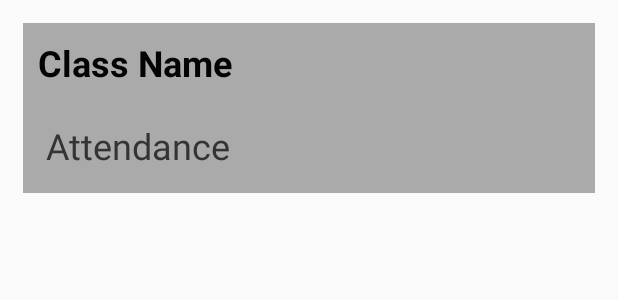
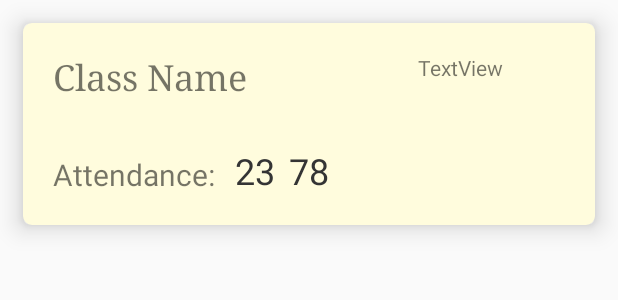
Before and after one commit to Shivamdhuria/AttendanceKeeper, an Android app: the layout list_row.xml on its own in the app's theme, with its tools: preview values and no code run, on a phone screen of 412 x 824 dp. Shown: the top 300 px of the screen. Run offline under Robolectric (Android 15) with nearby library versions, the phone set to English and light mode, and no system bars.

Commit message:
Extracting name from class                                      Diplaying name and number in listview                                      Spacng in listview                                      listview view

```diff
--- a/app/build.gradle
+++ b/app/build.gradle
@@ -31,4 +31,7 @@ dependencies {
     compile 'com.snappydb:snappydb-lib:0.5.2'
     compile 'com.esotericsoftware.kryo:kryo:2.24.0'
     compile 'com.google.code.gson:gson:2.8.2'
+    //graph lib
+
+
 }
--- a/app/src/main/java/com/elixer/attendancekeeper/ListViewAdapter.java
+++ b/app/src/main/java/com/elixer/attendancekeeper/ListViewAdapter.java
@@ -25,6 +25,9 @@ public class ListViewAdapter extends ArrayAdapter<Class> {
     //the layout resource file for the list items
     int resource;
 
+    TextView textActivity2;
+
+
     //constructor initializing the values
     public ListViewAdapter(Context context, int resource, List<Class> classList) {
         super(context, resource, classList);
@@ -40,6 +43,9 @@ public class ListViewAdapter extends ArrayAdapter<Class> {
 
         //we need to get the view of the xml for our list item
         //And for this we need a layoutinflater
+
+
+
         LayoutInflater layoutInflater = LayoutInflater.from(context);
 
         //getting the view
@@ -49,7 +55,16 @@ public class ListViewAdapter extends ArrayAdapter<Class> {
        // ImageView imageView = view.findViewById(R.id.imageView);
         TextView textViewName = view.findViewById(R.id.className);
         TextView textViewCurrent = view.findViewById(R.id.attendance);
+        TextView textViewTotal  = view.findViewById(R.id.attendancetotal);
       //  Button buttonDelete = view.findViewById(R.id.buttonDelete);
+
+
+
+
+      //  final TextView textPercentage = (TextView) view.findViewById(R.id.textViewPercentage);
+      //  final TextView textPercentage = (TextView) findViewById(R.id.textPercentage);
+
+
 
         //getting the hero of the specified position
        Class classes = classList.get(position);
@@ -58,6 +73,9 @@ public class ListViewAdapter extends ArrayAdapter<Class> {
       //  imageView.setImageDrawable(context.getResources().getDrawable(hero.getImage()));
         textViewName.setText(classes.getName());
         textViewCurrent.setText(Integer.toString(classes.getCurrent()));
+        textViewTotal.setText("/"+Integer.toString(classes.getTotal()));
+
+
 
 
         return view;
@@ -66,6 +84,4 @@ public class ListViewAdapter extends ArrayAdapter<Class> {
 
 
 
-
-
 }
--- /dev/null
+++ b/app/src/main/res/drawable/custom_shape.xml
@@ -0,0 +1,7 @@
+<shape xmlns:android="http://schemas.android.com/apk/res/android">
+    <stroke android:width="4dp" android:color="#fffcdd" />
+    <padding android:left="7dp" android:top="7dp"
+        android:right="7dp" android:bottom="7dp" />
+    <corners android:radius="4dp" />
+    <solid android:color="#fffcdd" />
+</shape>
--- a/app/src/main/res/layout/content_main.xml
+++ b/app/src/main/res/layout/content_main.xml
@@ -12,7 +12,8 @@
     app:layout_behavior="@string/appbar_scrolling_view_behavior"
     tools:context="com.elixer.attendancekeeper.MainActivity"
     tools:showIn="@layout/app_bar_main"
-    android:padding="0dp">
+    android:padding="0dp"
+    android:background="@android:color/white">
 
     <ListView
         android:id="@+id/listview"
@@ -22,7 +23,10 @@
         android:listSelector="@drawable/list_selector"
         android:layout_alignParentTop="true"
         android:layout_alignParentStart="true"
-        android:layout_margin="10dp"
         android:divider="@android:color/transparent"
-        android:dividerHeight="10.0sp"/>
+        android:dividerHeight="20.0sp"
+        android:layout_marginLeft="10dp"
+        android:layout_marginRight="10dp"
+        android:layout_marginTop="10dp"
+        android:layout_alignParentBottom="true" />
 </RelativeLayout>
--- a/app/src/main/res/layout/list_row.xml
+++ b/app/src/main/res/layout/list_row.xml
@@ -3,13 +3,16 @@
 <RelativeLayout xmlns:android="http://schemas.android.com/apk/res/android"
     android:layout_width="fill_parent"
     android:layout_height="wrap_content"
-    android:background="@android:color/darker_gray"
+    xmlns:app="http://schemas.android.com/apk/res-auto"
+    android:background="@drawable/custom_shape"
     android:orientation="horizontal"
-    android:padding="10dp"
+    android:padding="20dp"
     android:paddingLeft="10dp"
     android:paddingRight="10dp"
     android:layout_margin="15dp"
-    android:layout_marginBottom="30dp">
+    android:layout_marginBottom="30dp"
+    android:elevation="10dp"
+    android:paddingBottom="10dp">
 
 
 
@@ -17,34 +20,69 @@
 
     <!-- Artist Name -->
 
+
+    <TextView
+        android:text="Attendance:"
+        android:layout_width="wrap_content"
+        android:layout_height="wrap_content"
+        android:id="@+id/textView10"
+        android:textSize="20sp"
+        android:layout_below="@+id/className"
+        android:layout_alignParentStart="true"
+        android:layout_marginTop="36dp" />
+
     <TextView
         android:id="@+id/className"
         android:layout_width="wrap_content"
         android:layout_height="wrap_content"
 
         android:text="Class Name"
-        android:textColor="#040404"
+
         android:typeface="sans"
         android:textSize="24sp"
-        android:textStyle="bold"
+        android:fontFamily="serif"
         android:layout_alignParentTop="true"
         android:layout_alignParentStart="true" />
 
     <TextView
         android:id="@+id/attendance"
-        android:layout_width="fill_parent"
+        android:layout_width="wrap_content"
         android:layout_height="wrap_content"
 
         android:textColor="#343434"
         android:textSize="24sp"
 
-        android:text="Attendance"
-        android:padding="5dp"
-        android:layout_below="@+id/className"
-        android:layout_alignParentStart="true"
-        android:layout_marginTop="17dp" />
+        android:text="23"
+        android:padding="0dp"
+        android:paddingRight="0dp"
+        android:layout_alignBottom="@+id/textView10"
+        android:layout_toEndOf="@+id/textView10"
+        android:layout_marginStart="13dp" />
 
+    <TextView
+        android:id="@+id/attendancetotal"
+        android:layout_width="wrap_content"
+        android:layout_height="wrap_content"
+
+        android:textColor="#343434"
+        android:textSize="24sp"
+
+        android:text="78"
+        android:padding="0dp"
+        android:layout_alignBaseline="@+id/attendance"
+        android:layout_alignBottom="@+id/attendance"
+        android:layout_centerHorizontal="true" />
+
+    <TextView
+        android:text="TextView"
+        android:layout_width="wrap_content"
+        android:layout_height="wrap_content"
+        android:id="@+id/textViewPercentage"
+        android:layout_marginEnd="41dp"
+        android:layout_below="@+id/dynamicArcView"
+        android:layout_alignParentEnd="true" />
     <!-- Rightend Duration -->
 
 
+
 </RelativeLayout>
```
